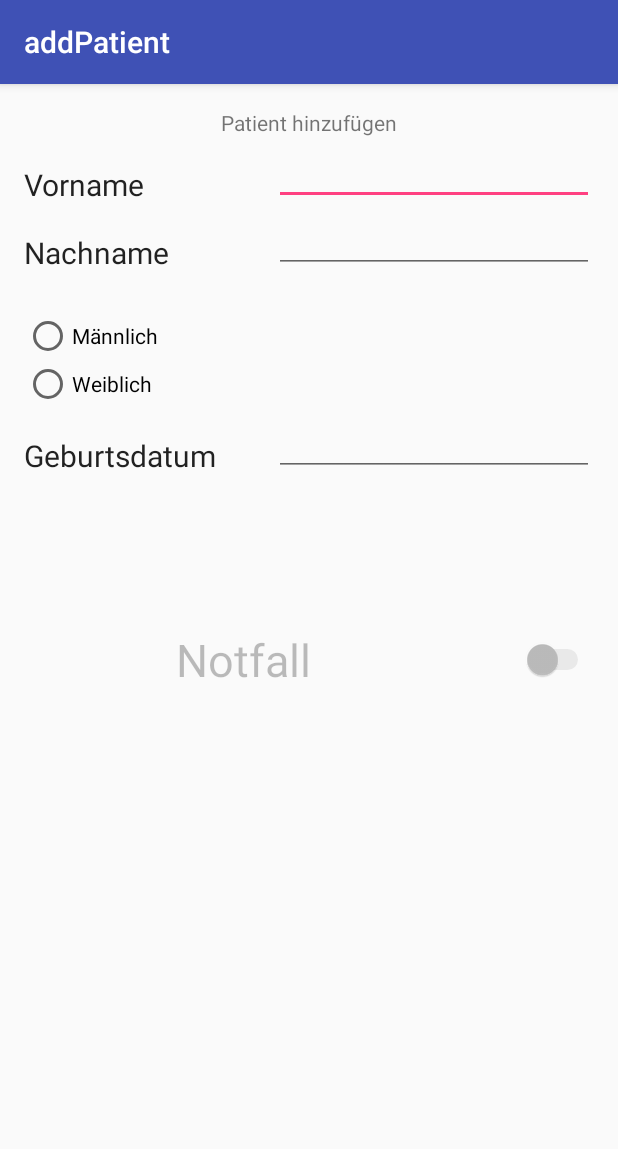
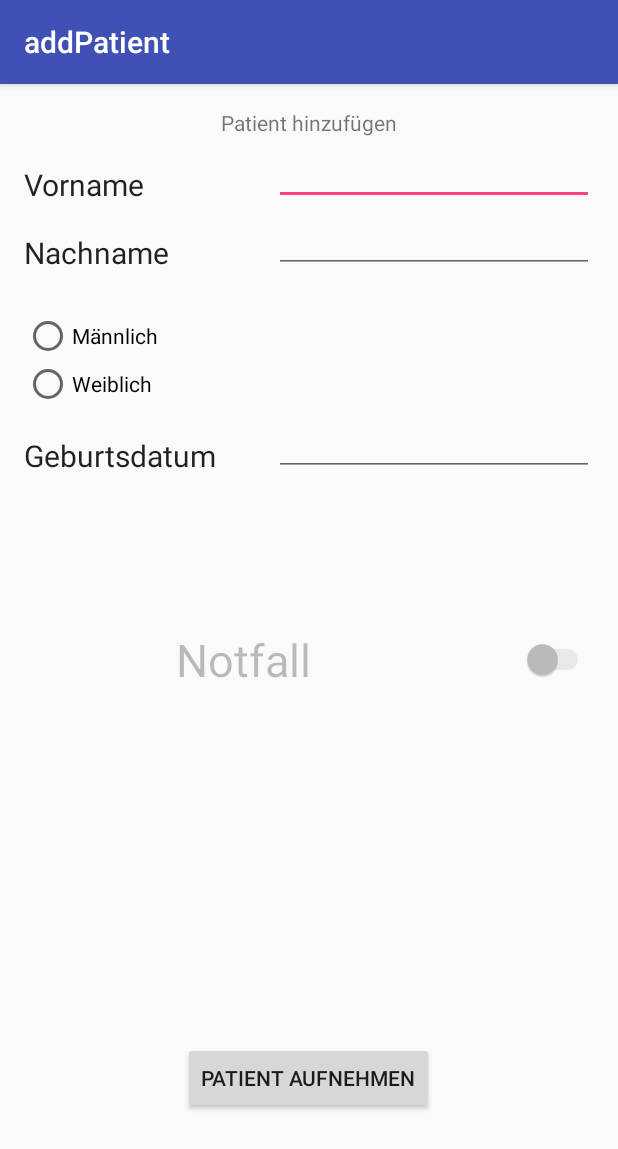
Before and after one commit to kiffernase/CheckInApp, an Android app: the addPatient screen opened directly, with no data from a screen before it, on a phone screen of 412 x 824 dp. Shown: the top 1149 px of the screen. Run offline under Robolectric (Android 15) with nearby library versions, the phone set to English and light mode, and no system bars.

```diff
--- a/app/src/main/java/com/testapp/addPatient.java
+++ b/app/src/main/java/com/testapp/addPatient.java
@@ -1,13 +1,17 @@
 package com.testapp;
 
+import android.content.Intent;
 import android.os.Bundle;
 import android.support.design.widget.FloatingActionButton;
 import android.support.design.widget.Snackbar;
 import android.support.v7.app.AppCompatActivity;
 import android.support.v7.widget.Toolbar;
 import android.view.View;
+import android.widget.Button;
 
 public class addPatient extends AppCompatActivity {
+
+    private static Button patientAufnehmen;
 
     @Override
     protected void onCreate(Bundle savedInstanceState) {
@@ -16,6 +20,14 @@ public class addPatient extends AppCompatActivity {
         Toolbar toolbar = (Toolbar) findViewById(R.id.toolbar);
         setSupportActionBar(toolbar);
 
+        Button addPatient = (Button) findViewById(R.id.btnPatientAufnehmen);
+        addPatient.setOnClickListener(new View.OnClickListener() {
+            @Override
+            public void onClick(View view) {
+                Intent intent = new Intent("com.testapp.Overview");
+                startActivity(intent);
+            }
+        });
     }
 
 }
--- a/app/src/main/res/layout/content_add_patient.xml
+++ b/app/src/main/res/layout/content_add_patient.xml
@@ -145,4 +145,13 @@
         android:layout_alignRight="@+id/editText"
         android:layout_alignEnd="@+id/editText" />
 
+    <Button
+        android:layout_width="wrap_content"
+        android:layout_height="wrap_content"
+        android:text="Patient aufnehmen"
+        android:id="@+id/btnPatientAufnehmen"
+        android:layout_marginBottom="65dp"
+        android:layout_alignParentBottom="true"
+        android:layout_centerHorizontal="true" />
+
 </RelativeLayout>
--- a/app/src/main/res/values/strings.xml
+++ b/app/src/main/res/values/strings.xml
@@ -2,4 +2,6 @@
     <string name="app_name">TestApp</string>
     <string name="action_settings">Settings</string>
     <string name="title_activity_add_patient">addPatient</string>
+    <string name="title_activity_koerper_bausteine">KoerperBausteine</string>
+    <string name="title_activity_overview">Overview</string>
 </resources>
--- a/build.gradle
+++ b/build.gradle
@@ -5,7 +5,7 @@ buildscript {
         jcenter()
     }
     dependencies {
-        classpath 'com.android.tools.build:gradle:2.1.0'
+        classpath 'com.android.tools.build:gradle:2.1.2'
 
         // NOTE: Do not place your application dependencies here; they belong
         // in the individual module build.gradle files
```
Also changed, not shown: app/src/main/AndroidManifest.xml (+14 -3 lines), app/src/main/java/com/testapp/Patient.java (deleted, +0 -10 lines), app/src/main/Kopf-web.png (added), app/src/main/res/mipmap-hdpi/ic_launcher.png (deleted), app/src/main/res/mipmap-mdpi/ic_launcher.png (deleted), app/src/main/res/mipmap-xhdpi/ic_launcher.png (deleted), app/src/main/res/mipmap-xxhdpi/ic_launcher.png (deleted), app/src/main/res/mipmap-xxxhdpi/ic_launcher.png (deleted).
